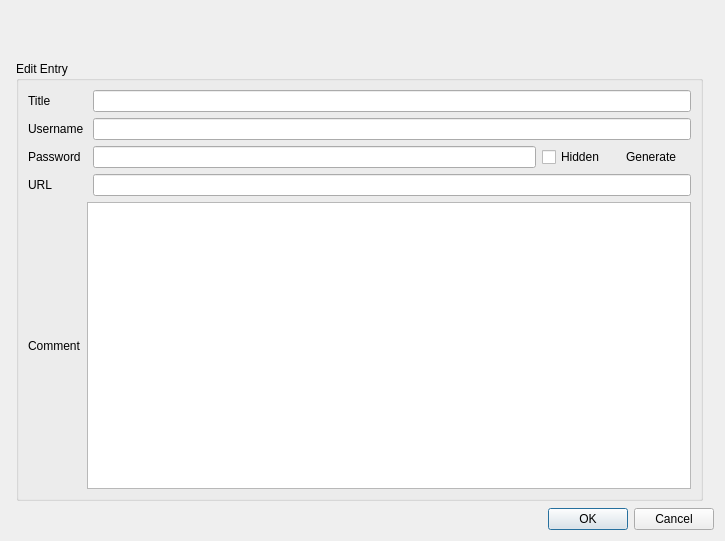
tcShadowWalker/XKey, file ui/Entry.ui: the form before one commit.
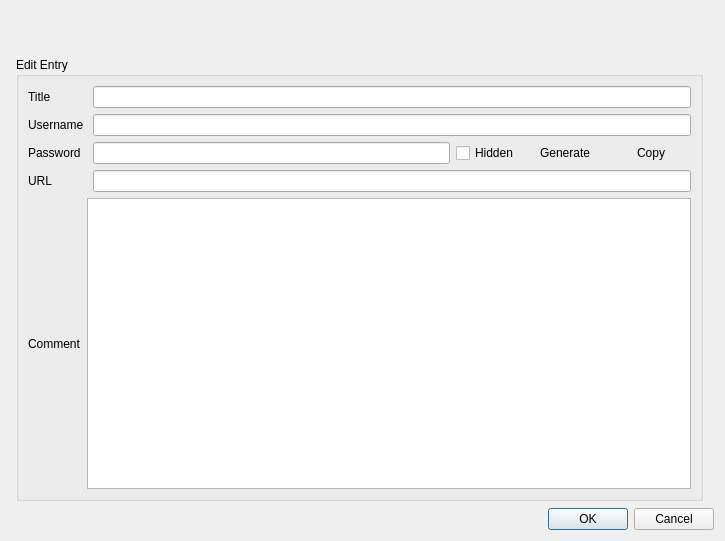
The form after the commit. Icons and pictures are not drawn.

Commit message: Add button to copy passwords to clipboard

Patch:
```diff
--- a/ui/Entry.ui
+++ b/ui/Entry.ui
@@ -101,6 +101,29 @@
             </property>
            </widget>
           </item>
+          <item>
+           <widget class="QPushButton" name="copyClipboardButton">
+            <property name="toolTip">
+             <string>&lt;html&gt;&lt;head/&gt;&lt;body&gt;&lt;p&gt;Copy password to clipboard.&lt;/p&gt;&lt;/body&gt;&lt;/html&gt;</string>
+            </property>
+            <property name="text">
+             <string>Copy</string>
+            </property>
+            <property name="icon">
+             <iconset resource="../src/qt/res.qrc">
+              <normaloff>:/icons/clipboard.png</normaloff>:/icons/clipboard.png</iconset>
+            </property>
+            <property name="checkable">
+             <bool>false</bool>
+            </property>
+            <property name="default">
+             <bool>false</bool>
+            </property>
+            <property name="flat">
+             <bool>true</bool>
+            </property>
+           </widget>
+          </item>
          </layout>
         </item>
         <item row="4" column="0">
@@ -183,21 +206,24 @@
      </property>
     </widget>
    </item>
-   <item row="0" column="2">
-    <spacer name="verticalSpacer">
-     <property name="orientation">
-      <enum>Qt::Vertical</enum>
-     </property>
-     <property name="sizeType">
-      <enum>QSizePolicy::Fixed</enum>
-     </property>
-     <property name="sizeHint" stdset="0">
+   <item row="0" column="1" colspan="2">
+    <widget class="QLabel" name="headlineLabel">
+     <property name="minimumSize">
       <size>
-       <width>20</width>
-       <height>50</height>
+       <width>0</width>
+       <height>40</height>
       </size>
      </property>
-    </spacer>
+     <property name="font">
+      <font>
+       <pointsize>14</pointsize>
+       <italic>true</italic>
+      </font>
+     </property>
+     <property name="text">
+      <string/>
+     </property>
+    </widget>
    </item>
   </layout>
  </widget>
```
The commit also changes 8 other files.
